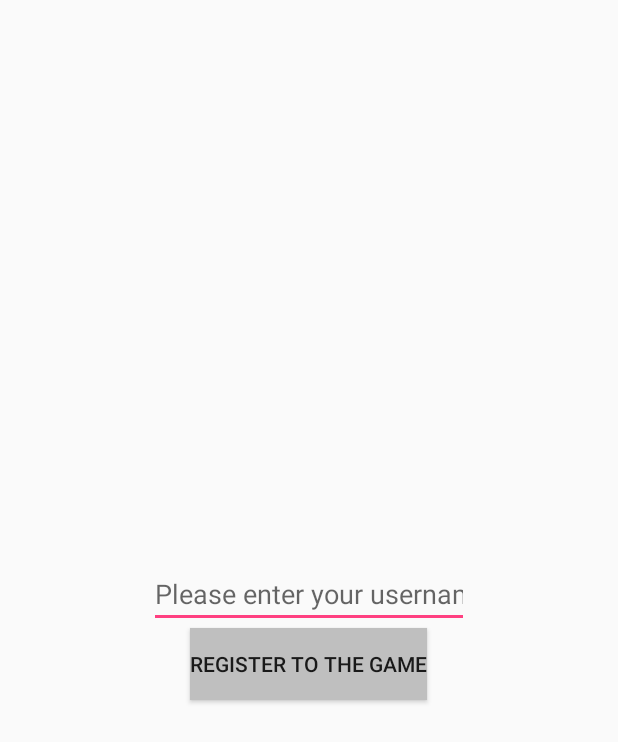
After one commit to esandar/HelloMAD, an Android app: the layout as_activity_register.xml on its own in the app's theme, with its tools: preview values and no code run, on a phone screen of 412 x 824 dp. The commit adds this screen. Shown: the top 742 px of the screen. Run offline under Robolectric (Android 15) with nearby library versions, the phone set to English and light mode, and no system bars.

Commit message:
add friends and register activities

```diff
--- a/app/src/main/AndroidManifest.xml
+++ b/app/src/main/AndroidManifest.xml
@@ -59,8 +59,7 @@
 
         <activity
             android:name=".AnimalSudoku.AS_MainActivity"
-            android:screenOrientation="landscape"></activity>
-
+            android:screenOrientation="landscape" />
         <activity
             android:name=".AnimalSudoku.AS_MapActivity"
             android:parentActivityName=".AnimalSudoku.AS_MainActivity"
@@ -73,6 +72,8 @@
             android:name=".AnimalSudoku.AS_GameActivity"
             android:parentActivityName=".AnimalSudoku.AS_MainActivity"
             android:screenOrientation="landscape" />
+        <activity android:name=".AnimalSudoku.AS_FriendsActivity" />
+        <activity android:name=".AnimalSudoku.AS_RegisterActivity"></activity>
     </application>
 
 </manifest>
--- /dev/null
+++ b/app/src/main/res/layout/as_activity_register.xml
@@ -0,0 +1,28 @@
+<?xml version="1.0" encoding="utf-8"?>
+<LinearLayout android:layout_width="fill_parent"
+    android:layout_height="match_parent"
+    android:layout_alignParentStart="true"
+    android:layout_alignParentTop="true"
+    android:gravity="center"
+    android:orientation="vertical"
+    xmlns:android="http://schemas.android.com/apk/res/android">
+
+    <EditText
+        android:id="@+id/username"
+        android:layout_width="wrap_content"
+        android:layout_height="wrap_content"
+        android:layout_marginEnd="16dp"
+        android:layout_marginStart="16dp"
+        android:layout_marginTop="16dp"
+        android:ems="10"
+        android:hint="@string/username_hint"
+        android:inputType="text" />
+
+    <Button
+        android:id="@+id/subscribe"
+        android:layout_width="wrap_content"
+        android:layout_height="wrap_content"
+        android:background="@color/gray_color"
+        android:text="@string/register_to_game" />
+
+</LinearLayout>
--- a/app/src/main/res/values/strings.xml
+++ b/app/src/main/res/values/strings.xml
@@ -92,4 +92,9 @@
 
     <string name="back_to_main">Back to Main</string>
     <string name="play_again">Play Again</string>
+    <string name="register">Register and share!</string>
+    <string name="search_friends">Search and add friends</string>
+    <string name="your_friends">Leaderboard</string>
+    <string name="username_hint">Please enter your username</string>
+    <string name="register_to_game">Register to the game</string>
 </resources>
```
Also changed, not shown: app/src/main/java/chenliu/madcourse/neu/edu/numad18s_chenliu/AnimalSudoku/AS_FriendsActivity.java (added, +22 -0 lines), app/src/main/java/chenliu/madcourse/neu/edu/numad18s_chenliu/AnimalSudoku/AS_MainFragment.java (+9 -0 lines), app/src/main/java/chenliu/madcourse/neu/edu/numad18s_chenliu/AnimalSudoku/AS_RegisterActivity.java (added, +124 -0 lines), app/src/main/java/chenliu/madcourse/neu/edu/numad18s_chenliu/models/ASUser.java (added, +61 -0 lines), app/src/main/res/layout/as_activity_friends.xml (added, +55 -0 lines), app/src/main/res/layout/as_fragment_main.xml (+8 -0 lines).
